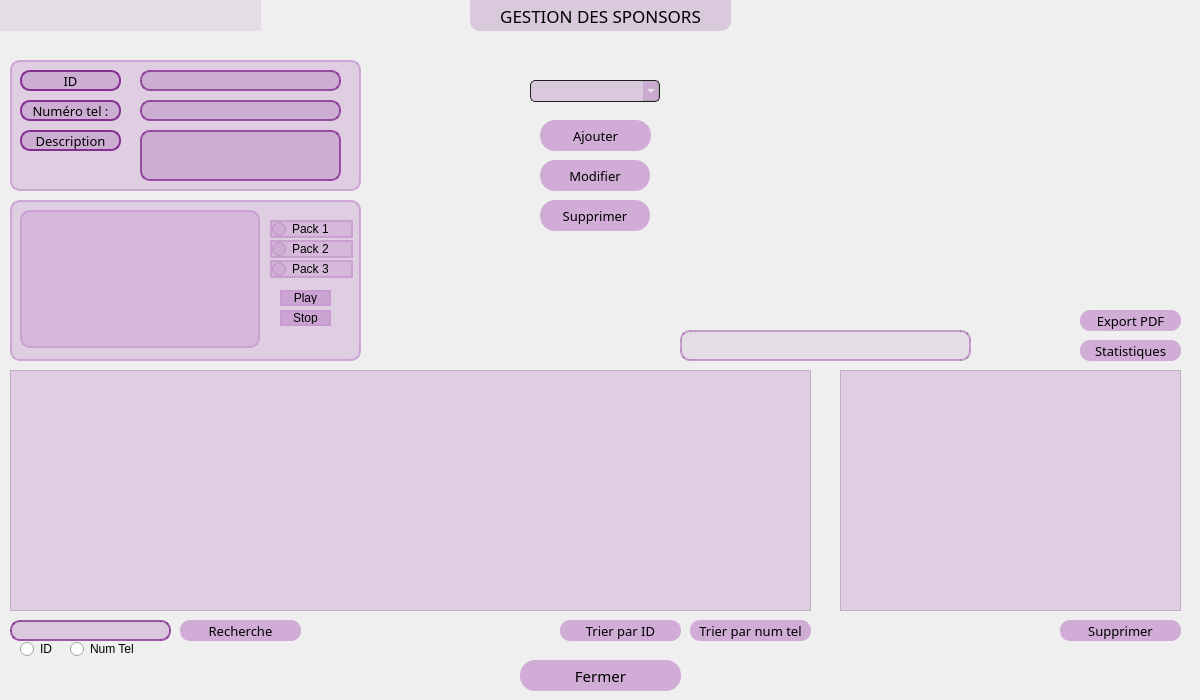
Qt form mainwindow.ui (khaled-cheour/smart_event_2A30) before a commit.
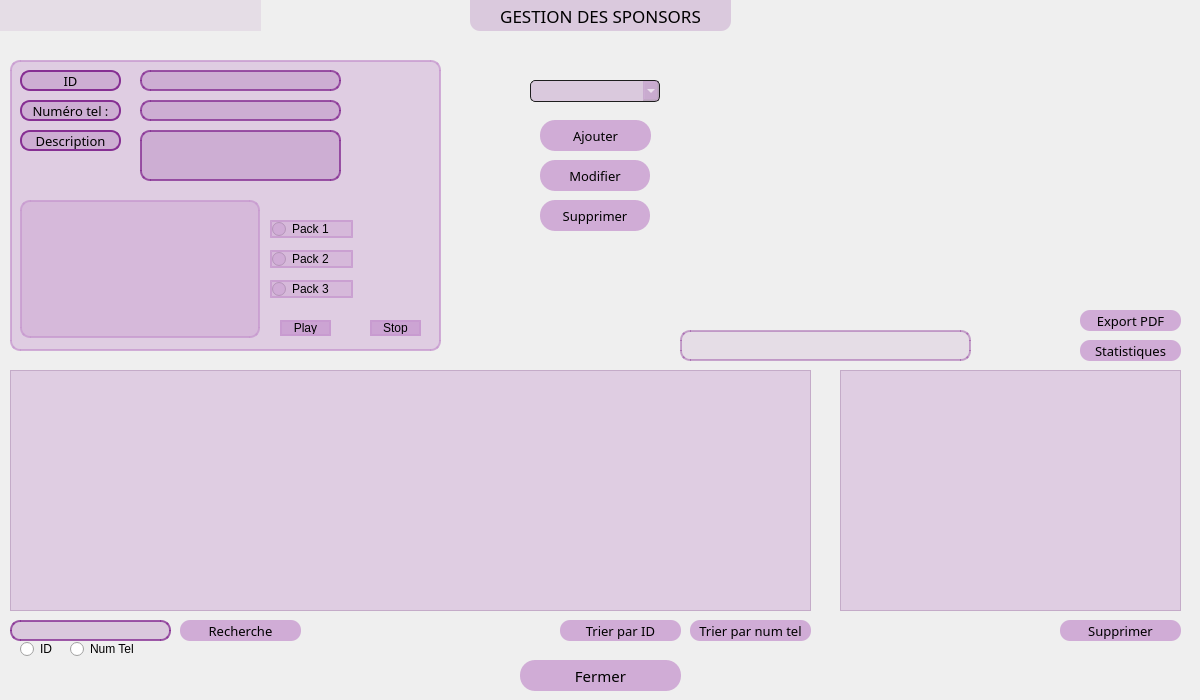
The same form after that commit. Icons and pictures are not drawn.

The edit to the form file:
```diff
--- a/mainwindow.ui
+++ b/mainwindow.ui
@@ -44,8 +44,8 @@
      <rect>
       <x>10</x>
       <y>60</y>
-      <width>351</width>
-      <height>131</height>
+      <width>431</width>
+      <height>291</height>
      </rect>
     </property>
     <property name="styleSheet">
@@ -219,6 +219,109 @@
       <set>Qt::AlignCenter</set>
      </property>
     </widget>
+    <widget class="QPushButton" name="pushStop">
+     <property name="geometry">
+      <rect>
+       <x>360</x>
+       <y>260</y>
+       <width>51</width>
+       <height>16</height>
+      </rect>
+     </property>
+     <property name="styleSheet">
+      <string notr="true">QPushButton {
+background-color: rgba(199, 153, 207, 200);
+border-radius: 15px;
+}
+QPushButton:hover {
+background-color: qlineargradient(spread:pad, x1:0, y1:0, x2:0, y2:1, stop:0 rgba(117, 201, 187, 200), stop:1 rgba(199, 153, 207, 200));
+}</string>
+     </property>
+     <property name="text">
+      <string>Stop</string>
+     </property>
+     <property name="icon">
+      <iconset resource="sources.qrc">
+       <normaloff>:/Icons/Sources/control_stop.png</normaloff>:/Icons/Sources/control_stop.png</iconset>
+     </property>
+    </widget>
+    <widget class="QLabel" name="label_viedopack">
+     <property name="geometry">
+      <rect>
+       <x>10</x>
+       <y>140</y>
+       <width>240</width>
+       <height>138</height>
+      </rect>
+     </property>
+     <property name="text">
+      <string/>
+     </property>
+    </widget>
+    <widget class="QPushButton" name="pushPlay">
+     <property name="geometry">
+      <rect>
+       <x>270</x>
+       <y>260</y>
+       <width>51</width>
+       <height>16</height>
+      </rect>
+     </property>
+     <property name="styleSheet">
+      <string notr="true">QPushButton {
+background-color: rgba(199, 153, 207, 200);
+}
+QPushButton:hover {
+background-color: qlineargradient(spread:pad, x1:0, y1:0, x2:0, y2:1, stop:0 rgba(117, 201, 187, 200), stop:1 rgba(199, 153, 207, 200));
+}</string>
+     </property>
+     <property name="text">
+      <string>Play</string>
+     </property>
+     <property name="icon">
+      <iconset resource="sources.qrc">
+       <normaloff>:/Icons/Sources/control_play.png</normaloff>:/Icons/Sources/control_play.png</iconset>
+     </property>
+    </widget>
+    <widget class="QRadioButton" name="RadB_Pack1">
+     <property name="geometry">
+      <rect>
+       <x>260</x>
+       <y>160</y>
+       <width>83</width>
+       <height>18</height>
+      </rect>
+     </property>
+     <property name="text">
+      <string>Pack 1</string>
+     </property>
+    </widget>
+    <widget class="QRadioButton" name="RadB_Pack3">
+     <property name="geometry">
+      <rect>
+       <x>260</x>
+       <y>220</y>
+       <width>83</width>
+       <height>18</height>
+      </rect>
+     </property>
+     <property name="text">
+      <string>Pack 3</string>
+     </property>
+    </widget>
+    <widget class="QRadioButton" name="RadB_Pack2">
+     <property name="geometry">
+      <rect>
+       <x>260</x>
+       <y>190</y>
+       <width>83</width>
+       <height>18</height>
+      </rect>
+     </property>
+     <property name="text">
+      <string>Pack 2</string>
+     </property>
+    </widget>
    </widget>
    <widget class="QTextBrowser" name="textBrowser_Sponso">
     <property name="geometry">
@@ -557,128 +660,6 @@
      <string>Statistiques</string>
     </property>
    </widget>
-   <widget class="QGroupBox" name="gB_infopersonnel_2">
-    <property name="geometry">
-     <rect>
-      <x>10</x>
-      <y>200</y>
-      <width>351</width>
-      <height>161</height>
-     </rect>
-    </property>
-    <property name="styleSheet">
-     <string notr="true">border: 2px solid rgba(199, 153, 207, 200);
-background: rgba(199, 153, 207, 100); 
-border-radius: 10px;
-</string>
-    </property>
-    <property name="title">
-     <string/>
-    </property>
-    <widget class="QLabel" name="label_viedopack">
-     <property name="geometry">
-      <rect>
-       <x>10</x>
-       <y>10</y>
-       <width>240</width>
-       <height>138</height>
-      </rect>
-     </property>
-     <property name="text">
-      <string/>
-     </property>
-    </widget>
-    <widget class="QRadioButton" name="RadB_Pack1">
-     <property name="geometry">
-      <rect>
-       <x>260</x>
-       <y>20</y>
-       <width>83</width>
-       <height>18</height>
-      </rect>
-     </property>
-     <property name="text">
-      <string>Pack 1</string>
-     </property>
-    </widget>
-    <widget class="QRadioButton" name="RadB_Pack2">
-     <property name="geometry">
-      <rect>
-       <x>260</x>
-       <y>40</y>
-       <width>83</width>
-       <height>18</height>
-      </rect>
-     </property>
-     <property name="text">
-      <string>Pack 2</string>
-     </property>
-    </widget>
-    <widget class="QRadioButton" name="RadB_Pack3">
-     <property name="geometry">
-      <rect>
-       <x>260</x>
-       <y>60</y>
-       <width>83</width>
-       <height>18</height>
-      </rect>
-     </property>
-     <property name="text">
-      <string>Pack 3</string>
-     </property>
-    </widget>
-    <widget class="QPushButton" name="pushPlay">
-     <property name="geometry">
-      <rect>
-       <x>270</x>
-       <y>90</y>
-       <width>51</width>
-       <height>16</height>
-      </rect>
-     </property>
-     <property name="styleSheet">
-      <string notr="true">QPushButton {
-background-color: rgba(199, 153, 207, 200);
-}
-QPushButton:hover {
-background-color: qlineargradient(spread:pad, x1:0, y1:0, x2:0, y2:1, stop:0 rgba(117, 201, 187, 200), stop:1 rgba(199, 153, 207, 200));
-}</string>
-     </property>
-     <property name="text">
-      <string>Play</string>
-     </property>
-     <property name="icon">
-      <iconset resource="sources.qrc">
-       <normaloff>:/Icons/Sources/control_play.png</normaloff>:/Icons/Sources/control_play.png</iconset>
-     </property>
-    </widget>
-    <widget class="QPushButton" name="pushStop">
-     <property name="geometry">
-      <rect>
-       <x>270</x>
-       <y>110</y>
-       <width>51</width>
-       <height>16</height>
-      </rect>
-     </property>
-     <property name="styleSheet">
-      <string notr="true">QPushButton {
-background-color: rgba(199, 153, 207, 200);
-border-radius: 15px;
-}
-QPushButton:hover {
-background-color: qlineargradient(spread:pad, x1:0, y1:0, x2:0, y2:1, stop:0 rgba(117, 201, 187, 200), stop:1 rgba(199, 153, 207, 200));
-}</string>
-     </property>
-     <property name="text">
-      <string>Stop</string>
-     </property>
-     <property name="icon">
-      <iconset resource="sources.qrc">
-       <normaloff>:/Icons/Sources/control_stop.png</normaloff>:/Icons/Sources/control_stop.png</iconset>
-     </property>
-    </widget>
-   </widget>
    <widget class="QPushButton" name="pB_TirerParNom">
     <property name="geometry">
      <rect>
```
Left out of the diff: 1 changed line with no effect on the pictures.
